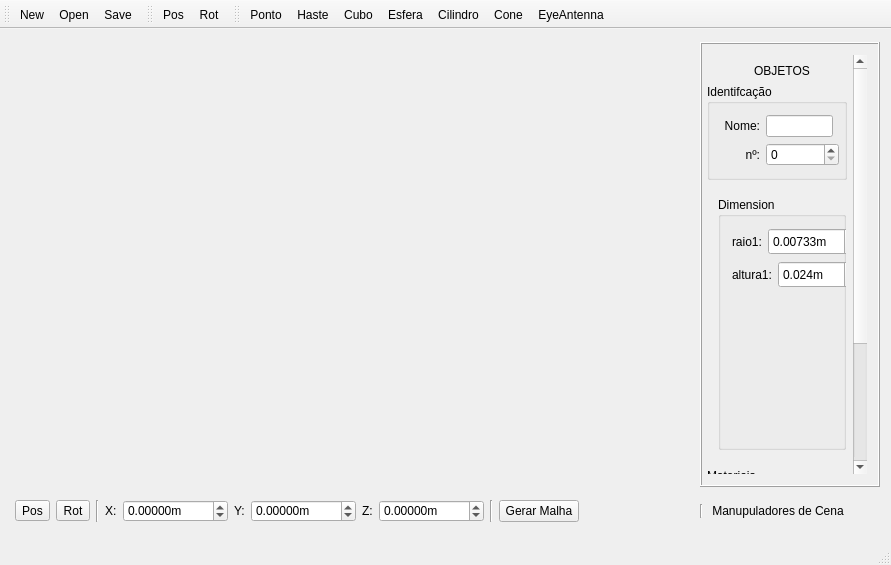
The window that final_Interface/mainwindow.ui (pvmocbel/Lane3dViewer) describes before a commit, drawn with Qt 5.
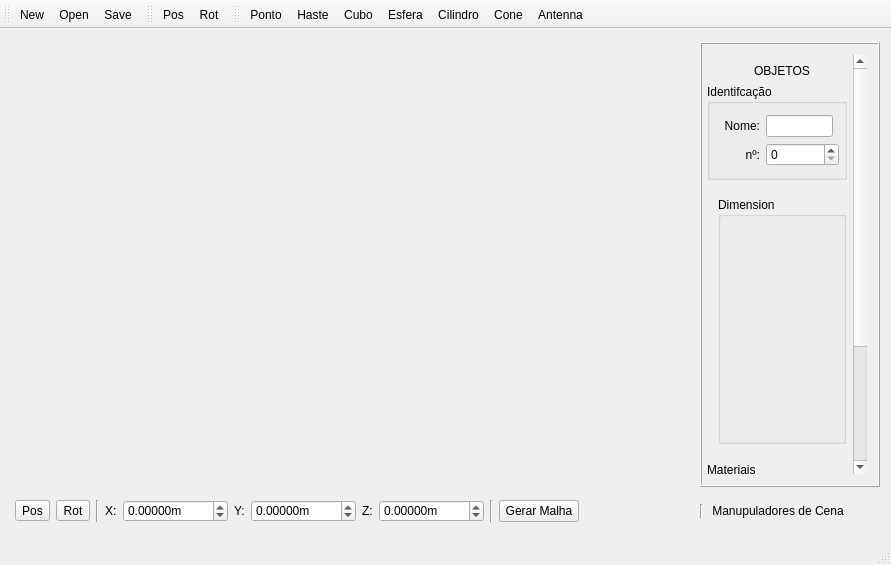
The same window after the commit. The open tabs and pages were chosen to show the change.

```diff
--- a/final_Interface/mainwindow.ui
+++ b/final_Interface/mainwindow.ui
@@ -372,7 +372,7 @@
              <property name="geometry">
               <rect>
                <x>0</x>
-               <y>-103</y>
+               <y>0</y>
                <width>150</width>
                <height>611</height>
               </rect>
@@ -1470,82 +1470,7 @@
                     <property name="title">
                      <string>Dimension</string>
                     </property>
-                    <layout class="QGridLayout" name="gridLayout">
-                     <item row="0" column="0">
-                      <widget class="QLabel" name="label_15">
-                       <property name="text">
-                        <string>raio1:</string>
-                       </property>
-                      </widget>
-                     </item>
-                     <item row="0" column="1" colspan="2">
-                      <widget class="QDoubleSpinBox" name="raio_cone_eye_antenna">
-                       <property name="sizePolicy">
-                        <sizepolicy hsizetype="Minimum" vsizetype="Fixed">
-                         <horstretch>0</horstretch>
-                         <verstretch>0</verstretch>
-                        </sizepolicy>
-                       </property>
-                       <property name="minimumSize">
-                        <size>
-                         <width>91</width>
-                         <height>27</height>
-                        </size>
-                       </property>
-                       <property name="suffix">
-                        <string>m</string>
-                       </property>
-                       <property name="decimals">
-                        <number>5</number>
-                       </property>
-                       <property name="value">
-                        <double>0.007330000000000</double>
-                       </property>
-                      </widget>
-                     </item>
-                     <item row="1" column="0" colspan="2">
-                      <widget class="QLabel" name="label_16">
-                       <property name="text">
-                        <string>altura1:</string>
-                       </property>
-                      </widget>
-                     </item>
-                     <item row="1" column="2">
-                      <widget class="QDoubleSpinBox" name="height_cone_eye_antenna">
-                       <property name="minimumSize">
-                        <size>
-                         <width>81</width>
-                         <height>27</height>
-                        </size>
-                       </property>
-                       <property name="suffix">
-                        <string>m</string>
-                       </property>
-                       <property name="decimals">
-                        <number>3</number>
-                       </property>
-                       <property name="singleStep">
-                        <double>0.001000000000000</double>
-                       </property>
-                       <property name="value">
-                        <double>0.024000000000000</double>
-                       </property>
-                      </widget>
-                     </item>
-                     <item row="2" column="2">
-                      <spacer name="verticalSpacer_7">
-                       <property name="orientation">
-                        <enum>Qt::Vertical</enum>
-                       </property>
-                       <property name="sizeHint" stdset="0">
-                        <size>
-                         <width>48</width>
-                         <height>148</height>
-                        </size>
-                       </property>
-                      </spacer>
-                     </item>
-                    </layout>
+                    <layout class="QGridLayout" name="gridLayout"/>
                    </widget>
                   </item>
                  </layout>
@@ -1907,7 +1832,7 @@
   </action>
   <action name="actionEyeAntenna">
    <property name="text">
-    <string>EyeAntenna</string>
+    <string>Antenna</string>
    </property>
    <property name="toolTip">
     <string>cria Eye Antenna</string>
```
Left out of the diff: 111 changed lines with no effect on the pictures.
